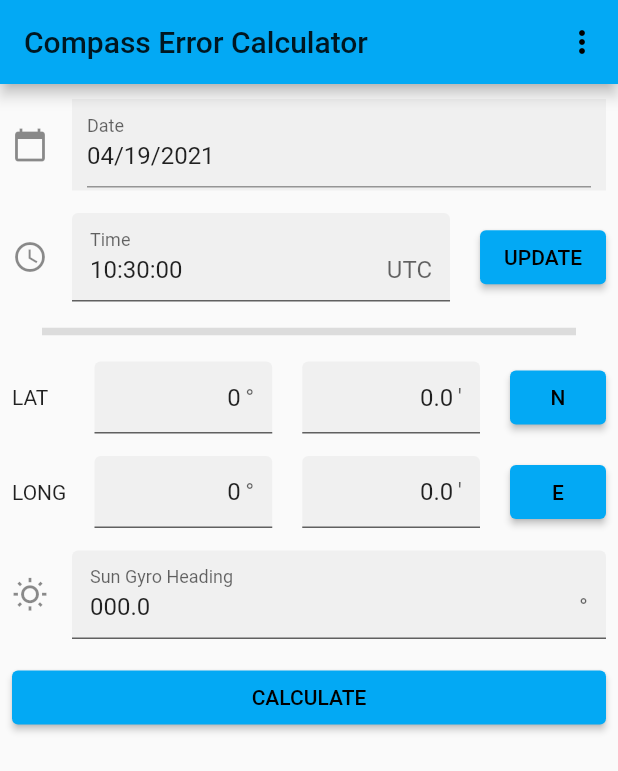
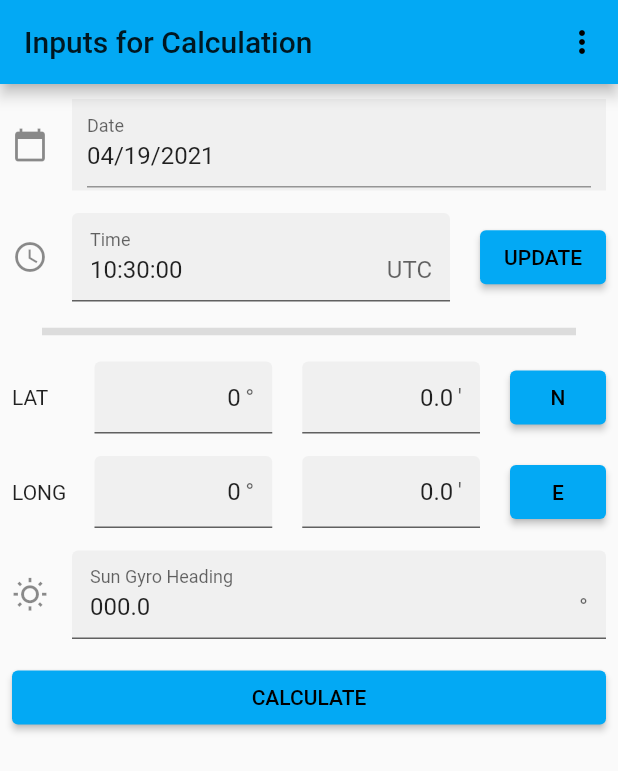
Before and after one commit to rodrigo-sp17/gyro_calc, a Flutter app: the screen it shows after launch, on a phone screen of 412 x 824 dp. Shown: the top 771 px of the screen. Run offline on Flutter 3.47's test engine with Material 2 defaults, Android fonts, the phone set to English and light mode, and no system bars; our stand-ins replace geolocator, latlong, mask_text_input_formatter; missing offline and left inert: spa, validate.

Commit message:
General cleanup

```diff
--- a/lib/data/input_data.dart
+++ b/lib/data/input_data.dart
@@ -1,4 +1,3 @@
-import 'dart:math';
 
 import 'package:gyro_calc/data/lat_long.dart';
 
--- a/lib/data/output_data.dart
+++ b/lib/data/output_data.dart
@@ -1,5 +1,4 @@
 import 'dart:convert';
-import 'dart:math';
 
 import 'package:gyro_calc/util/bearing_calc.dart';
 import 'package:gyro_calc/data/lat_long.dart';
--- a/lib/main.dart
+++ b/lib/main.dart
@@ -20,7 +20,7 @@ class GyroCalcApp extends StatelessWidget {
       theme: ThemeData(
         primarySwatch: Colors.lightBlue,
       ),
-      home: InputPage(title: 'Compass Error Calculator')
+      home: InputPage(title: 'Inputs for Calculation')
     );
   }
 }
--- a/lib/view/input.dart
+++ b/lib/view/input.dart
@@ -10,7 +10,6 @@ import 'package:intl/intl.dart';
 
 import '../data/input_data.dart';
 import '../data/lat_long.dart';
-import 'output.dart';
 import 'output.dart';
 
 class InputPage extends StatefulWidget {
```
